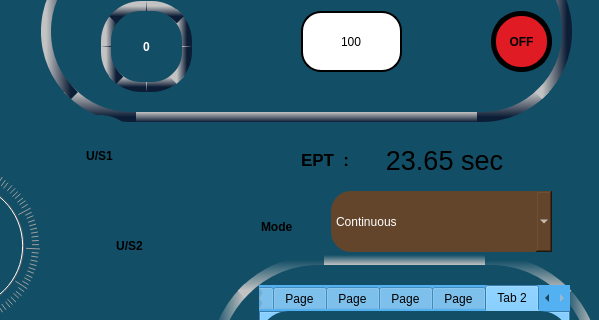
This is mainwindow.ui in RISWANAAAA/venturiphaco as Qt 5 draws it before an edit; both pictures show x 671 to 1270 and y 135 to 455 of the 1270 by 720 pixel window. The edited form follows.
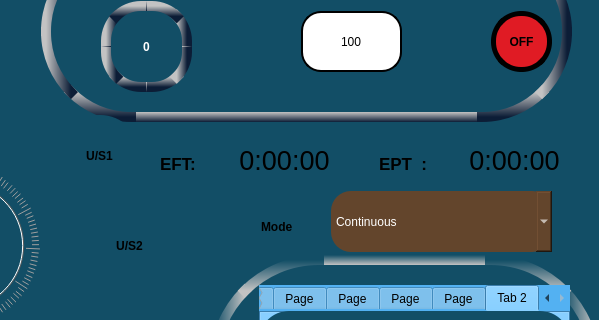
This is the edited form. The open tabs and pages were chosen to show the change. Icons and pictures are not drawn.

Diff of the .ui file:
```diff
--- a/mainwindow.ui
+++ b/mainwindow.ui
@@ -53,7 +53,7 @@
      <string notr="true">background-color: rgb(36, 73, 90);</string>
     </property>
     <property name="currentIndex">
-     <number>7</number>
+     <number>3</number>
     </property>
     <widget class="QWidget" name="tab_33">
      <property name="styleSheet">
@@ -2728,24 +2728,6 @@
        <string>Mode</string>
       </property>
      </widget>
-     <widget class="QLabel" name="label_26">
-      <property name="geometry">
-       <rect>
-        <x>980</x>
-        <y>280</y>
-        <width>67</width>
-        <height>17</height>
-       </rect>
-      </property>
-      <property name="styleSheet">
-       <string notr="true">font:13pt;
-font:bold;
-background-color:transparent;</string>
-      </property>
-      <property name="text">
-       <string>EPT  :</string>
-      </property>
-     </widget>
      <zorder>label_102</zorder>
      <zorder>label_101</zorder>
      <zorder>label_103</zorder>
@@ -2766,7 +2748,6 @@
      <zorder>us4onoff</zorder>
      <zorder>CutMode_vitCom_4</zorder>
      <zorder>CutMode_vit_4</zorder>
-     <zorder>label_26</zorder>
      <zorder>label_106</zorder>
      <zorder>us4vacmode</zorder>
      <zorder>us4mode</zorder>
@@ -5242,7 +5223,7 @@
    <widget class="QPushButton" name="elapsed_time">
     <property name="geometry">
      <rect>
-      <x>1020</x>
+      <x>1090</x>
       <y>260</y>
       <width>191</width>
       <height>71</height>
@@ -5256,7 +5237,7 @@
 border-radius:20px;</string>
     </property>
     <property name="text">
-     <string>23.65 sec</string>
+     <string>0:00:00</string>
     </property>
    </widget>
    <widget class="QComboBox" name="comboBox">
@@ -5796,6 +5777,62 @@
      <set>Qt::AlignRight|Qt::AlignTrailing|Qt::AlignVCenter</set>
     </property>
    </widget>
+   <widget class="QPushButton" name="elapsed_time_2">
+    <property name="geometry">
+     <rect>
+      <x>860</x>
+      <y>260</y>
+      <width>191</width>
+      <height>71</height>
+     </rect>
+    </property>
+    <property name="styleSheet">
+     <string notr="true">image: url(:/images/elapsed.png);
+background-color:transparent;
+font:20pt;
+border:none;
+border-radius:20px;</string>
+    </property>
+    <property name="text">
+     <string>0:00:00</string>
+    </property>
+   </widget>
+   <widget class="QLabel" name="label_28">
+    <property name="geometry">
+     <rect>
+      <x>831</x>
+      <y>290</y>
+      <width>67</width>
+      <height>17</height>
+     </rect>
+    </property>
+    <property name="styleSheet">
+     <string notr="true">font:13pt;
+font:bold;
+background-color:transparent;</string>
+    </property>
+    <property name="text">
+     <string>EFT:</string>
+    </property>
+   </widget>
+   <widget class="QLabel" name="label_26">
+    <property name="geometry">
+     <rect>
+      <x>1050</x>
+      <y>290</y>
+      <width>51</width>
+      <height>17</height>
+     </rect>
+    </property>
+    <property name="styleSheet">
+     <string notr="true">font:13pt;
+font:bold;
+background-color:transparent;</string>
+    </property>
+    <property name="text">
+     <string>EPT  :</string>
+    </property>
+   </widget>
    <zorder>pushButton_2</zorder>
    <zorder>comboBox</zorder>
    <zorder>label</zorder>
@@ -5844,6 +5881,9 @@
    <zorder>label_21</zorder>
    <zorder>label_22</zorder>
    <zorder>pushButton_42</zorder>
+   <zorder>elapsed_time_2</zorder>
+   <zorder>label_28</zorder>
+   <zorder>label_26</zorder>
   </widget>
   <widget class="QStatusBar" name="statusbar"/>
  </widget>
```
